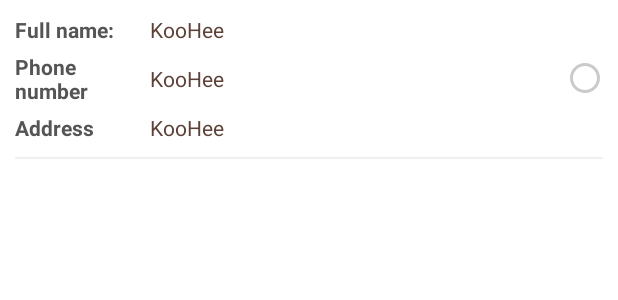
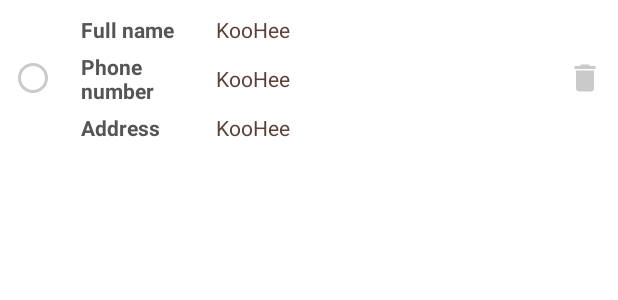
Before and after one commit to PhatTran133/Shopfee, an Android app: the layout item_address.xml on its own in the app's theme, with its tools: preview values and no code run, on a phone screen of 412 x 824 dp. Shown: the top 300 px of the screen. Run offline under Robolectric (Android 15) with nearby library versions, the phone set to English and light mode, and no system bars.

Commit message:
Update filter

```diff
--- a/CafeOnline/app/src/main/res/drawable/baseline_shopping_cart_24.xml
+++ b/CafeOnline/app/src/main/res/drawable/baseline_shopping_cart_24.xml
@@ -1,4 +1,4 @@
-<vector xmlns:android="http://schemas.android.com/apk/res/android" android:height="24dp" android:tint="@color/white" android:viewportHeight="24" android:viewportWidth="24" android:width="24dp">
+<vector xmlns:android="http://schemas.android.com/apk/res/android" android:height="24dp" android:tint="@color/colorPrimary" android:viewportHeight="24" android:viewportWidth="24" android:width="24dp">
 
     <path android:fillColor="@android:color/white" android:pathData="M7,18c-1.1,0 -1.99,0.9 -1.99,2S5.9,22 7,22s2,-0.9 2,-2 -0.9,-2 -2,-2zM1,2v2h2l3.6,7.59 -1.35,2.45c-0.16,0.28 -0.25,0.61 -0.25,0.96 0,1.1 0.9,2 2,2h12v-2L7.42,15c-0.14,0 -0.25,-0.11 -0.25,-0.25l0.03,-0.12 0.9,-1.63h7.45c0.75,0 1.41,-0.41 1.75,-1.03l3.58,-6.49c0.08,-0.14 0.12,-0.31 0.12,-0.48 0,-0.55 -0.45,-1 -1,-1L5.21,4l-0.94,-2L1,2zM17,18c-1.1,0 -1.99,0.9 -1.99,2s0.89,2 1.99,2 2,-0.9 2,-2 -0.9,-2 -2,-2z"/>
 
--- a/CafeOnline/app/src/main/res/layout/item_address.xml
+++ b/CafeOnline/app/src/main/res/layout/item_address.xml
@@ -5,22 +5,34 @@
     android:layout_width="match_parent"
     android:layout_height="wrap_content"
     android:gravity="center_vertical"
-    android:orientation="vertical"
+    android:orientation="horizontal"
     android:background="@color/white"
     tools:ignore="UseCompoundDrawables, ContentDescription">
 
-    <RelativeLayout
-        android:layout_width="match_parent"
+    <!-- Left Icons Layout: Unchecked Icon on the Left -->
+    <LinearLayout
+        android:id="@+id/layout_icons_left"
+        android:layout_width="wrap_content"
         android:layout_height="wrap_content"
+        android:gravity="center_vertical"
+        android:orientation="vertical"
         android:padding="@dimen/define_dimen_10">
 
+        <!-- Unchecked Radio Button Icon -->
+        <ImageView
+            android:id="@+id/img_status"
+            android:layout_width="wrap_content"
+            android:layout_height="wrap_content"
+            android:src="@drawable/baseline_radio_button_unchecked_24" />
+    </LinearLayout>
+
+    <!-- Text Layout in the Middle -->
     <LinearLayout
-            android:layout_width="match_parent"
+        android:layout_width="0dp"
         android:layout_height="wrap_content"
-            android:layout_marginEnd="@dimen/define_dimen_10"
-            android:layout_centerVertical="true"
-            android:layout_toStartOf="@+id/img_status"
-            android:orientation="vertical">
+        android:layout_weight="1"
+        android:orientation="vertical"
+        android:padding="@dimen/define_dimen_10">
 
         <LinearLayout
             android:layout_width="match_parent"
@@ -97,19 +109,13 @@
         </LinearLayout>
     </LinearLayout>
 
+    <!-- Right Icon: Delete Icon on the Right -->
     <ImageView
-            android:id="@+id/img_status"
+        android:id="@+id/img_delete"
         android:layout_width="wrap_content"
         android:layout_height="wrap_content"
-            android:layout_alignParentEnd="true"
-            android:layout_centerVertical="true"
-            android:src="@drawable/baseline_radio_button_unchecked_24" />
-    </RelativeLayout>
+        android:layout_marginEnd="@dimen/define_dimen_10"
+        android:layout_gravity="center_vertical"
+        android:src="@drawable/baseline_delete_24" />
 
-    <View
-        android:layout_width="match_parent"
-        android:layout_height="1dp"
-        android:layout_marginStart="@dimen/define_dimen_10"
-        android:layout_marginEnd="@dimen/define_dimen_10"
-        android:background="@color/bgMainColor" />
 </LinearLayout>
--- a/CafeOnline/app/src/main/res/menu/menu_bottom_navigation.xml
+++ b/CafeOnline/app/src/main/res/menu/menu_bottom_navigation.xml
@@ -5,6 +5,12 @@
         android:id="@+id/nav_home"
         android:icon="@drawable/baseline_home_24"
         android:title="@string/nav_home"
+        />
+
+    <item
+        android:id="@+id/nav_cart"
+        android:icon="@drawable/baseline_shopping_cart_24"
+        android:title="@string/nav_cart"
         />
 
     <item
--- a/CafeOnline/app/src/main/res/values/strings.xml
+++ b/CafeOnline/app/src/main/res/values/strings.xml
@@ -2,6 +2,7 @@
     <string name="app_name">KooHee</string>
 
     <string name="nav_home">Home</string>
+    <string name="nav_cart">Cart</string>
     <string name="nav_history">History</string>
     <string name="nav_account">Account</string>
 
@@ -41,7 +42,8 @@
     <string name="reset_password">Reset password</string>
     <string name="send_OTP">Send OTP</string>
     <string name="add_address">Add your delivery address</string>
-    <string name="full_name">Full name:</string>
+    <string name="add">Add</string>
+    <string name="full_name">Full name</string>
     <string name="updt_username">User name</string>
     <string name="updt_phone">Phone number</string>
     <string name="updt_address">Address</string>
```
Also changed, not shown: CafeOnline/app/src/main/res/layout/activity_add_address.xml (added, +104 -0 lines). Lines whose indentation alone changed are shown as unchanged.
